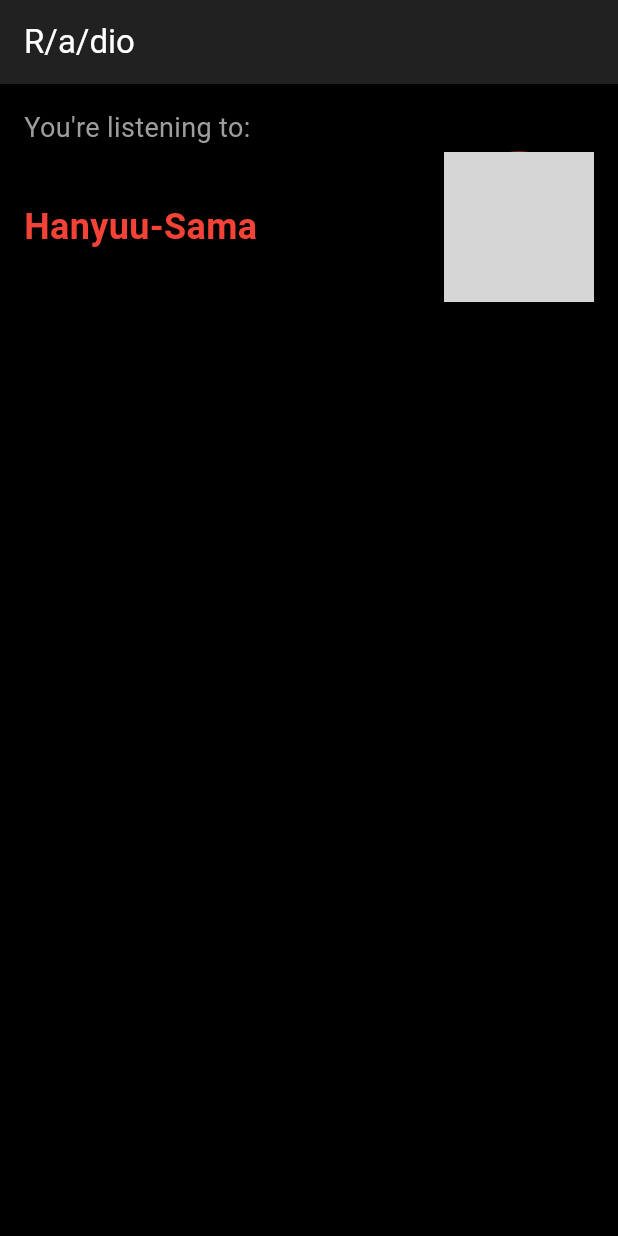
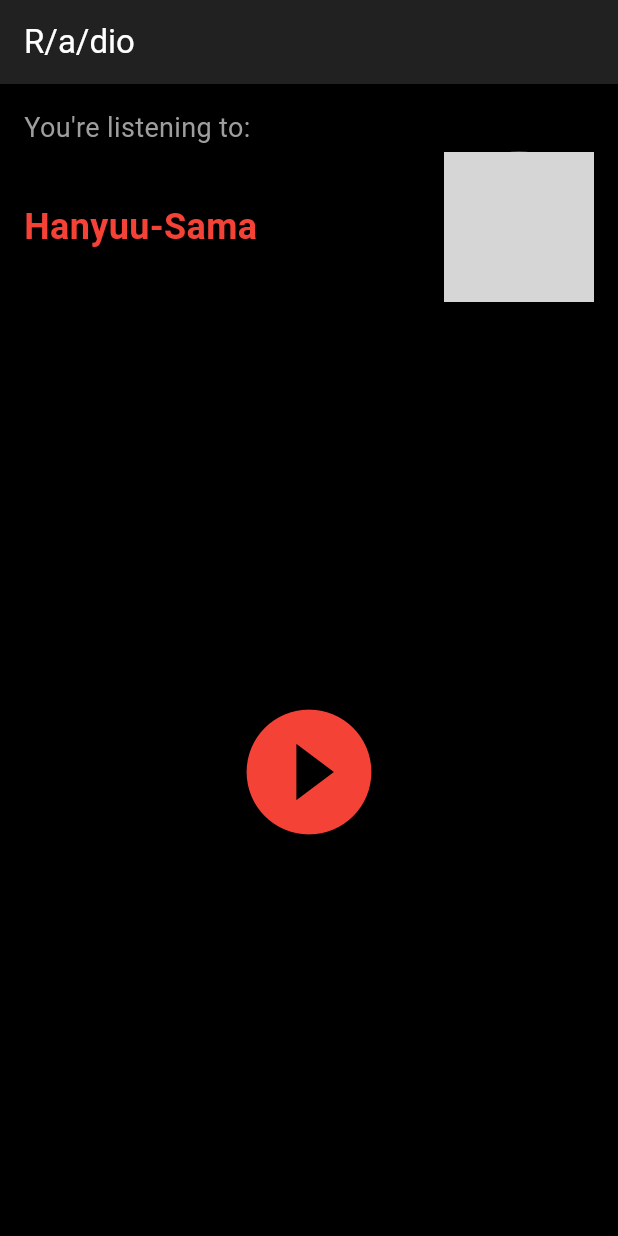
Before and after one commit to utopiabigger/r-a-dio-app, a Flutter app: the screen it shows after launch, on a phone screen of 412 x 824 dp. Run offline on Flutter 3.47's test engine with Material 3 defaults, Android fonts, the phone set to English and light mode, and no system bars; our stand-ins replace just_audio; network calls fail; grey boxes are pictures that could not be loaded.

Commit message:
play & pause with r/a/dio

```diff
--- a/lib/screens/player_screen.dart
+++ b/lib/screens/player_screen.dart
@@ -1,6 +1,36 @@
 import 'package:flutter/material.dart';
+import 'package:just_audio/just_audio.dart';
 
-class PlayerScreen extends StatelessWidget {
+class PlayerScreen extends StatefulWidget {
+  @override
+  PlayerScreenState createState() => PlayerScreenState();
+}
+
+class PlayerScreenState extends State<PlayerScreen> {
+  final AudioPlayer _audioPlayer = AudioPlayer();
+  bool isPlaying = false;
+
+  @override
+  void initState() {
+    super.initState();
+    _initAudioPlayer();
+  }
+
+  Future<void> _initAudioPlayer() async {
+    await _audioPlayer.setUrl('https://relay0.r-a-d.io/main.mp3');
+    _audioPlayer.playerStateStream.listen((playerState) {
+      setState(() {
+        isPlaying = playerState.playing;
+      });
+    });
+  }
+
+  @override
+  void dispose() {
+    _audioPlayer.dispose();
+    super.dispose();
+  }
+
   @override
   Widget build(BuildContext context) {
     return Scaffold(
@@ -31,6 +61,25 @@ class PlayerScreen extends StatelessWidget {
                 ),
               ],
             ),
+            SizedBox(height: 20),
+            Expanded(
+              child: Center(
+                child: IconButton(
+                  iconSize: 100,
+                  icon: Icon(
+                    isPlaying ? Icons.pause_circle_filled : Icons.play_circle_filled,
+                    color: Colors.red,
+                  ),
+                  onPressed: () {
+                    if (isPlaying) {
+                      _audioPlayer.pause();
+                    } else {
+                      _audioPlayer.play();
+                    }
+                  },
+                ),
+              ),
+            ),
             // ... rest of your player screen implementation
           ],
         ),
--- a/pubspec.yaml
+++ b/pubspec.yaml
@@ -12,6 +12,7 @@ dependencies:
   flutter:
     sdk: flutter
 
+  just_audio: ^0.9.34
   english_words: ^4.0.0
   provider: ^6.0.0
 
@@ -19,7 +20,7 @@ dev_dependencies:
   flutter_test:
     sdk: flutter
 
-  flutter_lints: ^2.0.0
+  flutter_lints: ^4.0.0
 
 flutter:
   uses-material-design: true
```
Also changed, not shown: pubspec.lock.
